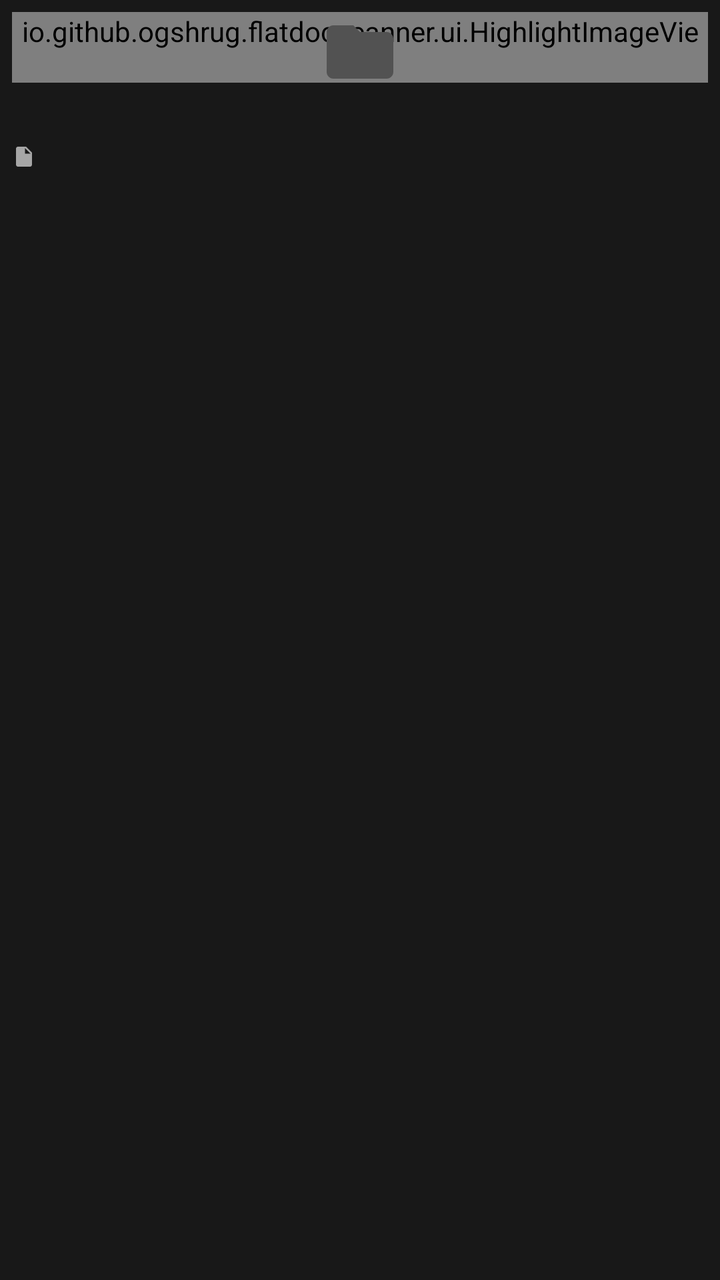
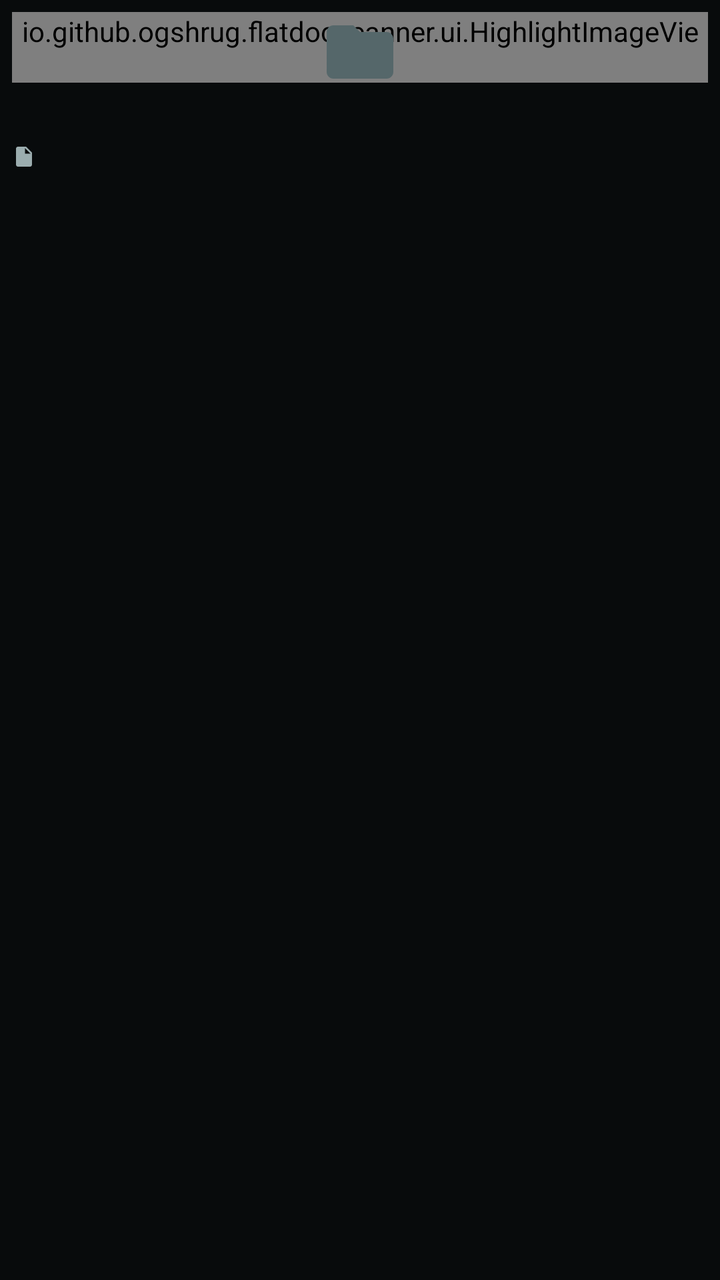

Two renders of the same Android screen: before a commit and after it. Below are the layout's source before the change and the commit's diff.
<!-- AndroidManifest.xml: application theme Theme.DocScanner -->
<!-- res/layout/item_folder.xml -->
<?xml version="1.0" encoding="utf-8"?>
<LinearLayout xmlns:android="http://schemas.android.com/apk/res/android"
    xmlns:app="http://schemas.android.com/apk/res-auto"
    android:layout_width="match_parent"
    android:layout_height="wrap_content"
    android:background="?attr/selectableItemBackground"
    android:orientation="vertical"
    android:padding="6dp">

    <FrameLayout
        android:layout_width="match_parent"
        android:layout_height="wrap_content">

        <io.github.ogshrug.flatdocscanner.ui.HighlightImageView
            android:id="@+id/cover"
            android:layout_width="match_parent"
            android:layout_height="wrap_content"
            android:background="@drawable/bg_new_folder"
            android:importantForAccessibility="no"
            android:scaleType="centerCrop" />

        <ImageView
            android:id="@+id/emptyIcon"
            android:layout_width="40dp"
            android:layout_height="40dp"
            android:layout_gravity="center"
            android:importantForAccessibility="no"
            android:src="@drawable/ic_folder"
            app:tint="@color/text_muted" />

        <ImageView
            android:id="@+id/check"
            android:layout_width="26dp"
            android:layout_height="26dp"
            android:layout_gravity="bottom|end"
            android:layout_margin="6dp"
            android:importantForAccessibility="no"
            android:visibility="gone" />
    </FrameLayout>

    <TextView
        android:id="@+id/title"
        android:layout_width="match_parent"
        android:layout_height="wrap_content"
        android:layout_marginTop="6dp"
        android:ellipsize="end"
        android:maxLines="1"
        android:textAppearance="?attr/textAppearanceLabelLarge" />

    <TextView
        android:id="@+id/count"
        android:layout_width="match_parent"
        android:layout_height="wrap_content"
        android:drawablePadding="4dp"
        android:gravity="center_vertical"
        android:textAppearance="?attr/textAppearanceLabelSmall"
        android:textColor="?attr/colorOnSurfaceVariant"
        app:drawableStartCompat="@drawable/ic_page_small" />
</LinearLayout>
<!-- resources referenced by this layout -->
<resources>
  <color name="text_muted">#FF525252</color>
  <!-- drawable bg_new_folder (drawable) -->
  <?xml version="1.0" encoding="utf-8"?>
  <shape xmlns:android="http://schemas.android.com/apk/res/android"
      android:shape="rectangle">
      <solid android:color="@color/surface_high" />
      <stroke android:width="1dp" android:color="@color/outline" android:dashWidth="6dp" android:dashGap="4dp" />
      <corners android:radius="12dp" />
  </shape>
  <style name="Theme.DocScanner" parent="Theme.Material3.Dark.NoActionBar">
          <item name="colorPrimary">@color/accent</item>
          <item name="colorOnPrimary">@color/on_accent</item>
          <item name="colorPrimaryContainer">@color/accent_container</item>
          <item name="colorOnPrimaryContainer">@color/on_accent_container</item>
          <item name="colorSecondary">@color/accent</item>
          <item name="colorOnSecondary">@color/on_accent</item>
          <item name="colorSecondaryContainer">@color/accent_container</item>
          <item name="colorOnSecondaryContainer">@color/on_accent_container</item>
          <item name="colorTertiary">@color/accent</item>
          <item name="colorOnTertiary">@color/on_accent</item>
          <item name="colorError">@color/error</item>
          <item name="colorOnError">@color/on_error</item>
  
          <item name="android:colorBackground">@color/background</item>
          <item name="colorOnBackground">@color/text_primary</item>
          <item name="colorSurface">@color/background</item>
          <item name="colorOnSurface">@color/text_primary</item>
          <item name="colorOnSurfaceVariant">@color/text_secondary</item>
          <item name="colorSurfaceContainerLowest">@color/surface_lowest</item>
          <item name="colorSurfaceContainerLow">@color/surface_low</item>
          <item name="colorSurfaceContainer">@color/surface</item>
          <item name="colorSurfaceContainerHigh">@color/surface_high</item>
          <item name="colorSurfaceContainerHighest">@color/surface_highest</item>
          <item name="colorOutline">@color/outline</item>
          <item name="colorOutlineVariant">@color/divider</item>
  
          <item name="android:windowBackground">@color/background</item>
          <item name="android:windowLightStatusBar">false</item>
  
          
          <item name="floatingActionButtonStyle">@style/Widget.DocScanner.Fab</item>
          <item name="extendedFloatingActionButtonStyle">@style/Widget.DocScanner.ExtendedFab</item>
      </style>
  <color name="surface_high">#FF232323</color>
  <color name="outline">#FF3A3A3A</color>
  <color name="accent">#FFCEFF3E</color>
  <color name="on_accent">#FF181818</color>
  <color name="accent_container">#FF2C3511</color>
  <color name="on_accent_container">#FFCEFF3E</color>
  <color name="error">#FFFF6B5E</color>
  <color name="on_error">#FF181818</color>
  <color name="background">#FF181818</color>
  <color name="text_primary">#FFFFFFFF</color>
  <color name="text_secondary">#FFA6A6A6</color>
  <color name="surface_lowest">#FF121212</color>
  <color name="surface_low">#FF1C1C1C</color>
  <color name="surface">#FF1F1F1F</color>
  <color name="surface_highest">#FF2A2A2A</color>
  <color name="divider">#FF232323</color>
  <style name="Widget.DocScanner.Fab" parent="Widget.Material3.FloatingActionButton.Primary">
          <item name="backgroundTint">@color/accent</item>
          <item name="tint">@color/on_accent</item>
      </style>
  <style name="Widget.DocScanner.ExtendedFab" parent="Widget.Material3.ExtendedFloatingActionButton.Icon.Primary">
          <item name="backgroundTint">@color/accent</item>
          <item name="android:textColor">@color/on_accent</item>
          <item name="iconTint">@color/on_accent</item>
      </style>
  <!-- unchanged entries left out for length: 2 -->
</resources>

<!-- the commit's change to res/layout/item_folder.xml (unified diff, before → after) -->
@@ -3,7 +3,7 @@
     xmlns:app="http://schemas.android.com/apk/res-auto"
     android:layout_width="match_parent"
     android:layout_height="wrap_content"
-    android:background="?attr/selectableItemBackground"
+    android:background="?attr/selectableItemBackgroundBorderless"
     android:orientation="vertical"
     android:padding="6dp">
 
@@ -15,7 +15,7 @@
             android:id="@+id/cover"
             android:layout_width="match_parent"
             android:layout_height="wrap_content"
-            android:background="@drawable/bg_new_folder"
+            android:background="@drawable/bg_cover"
             android:importantForAccessibility="no"
             android:scaleType="centerCrop" />
 
<!-- resource entries referenced after the edit -->
@@ -1,12 +1,11 @@
 <!-- resources referenced by this layout -->
 <resources>
-  <color name="text_muted">#FF525252</color>
-  <!-- drawable bg_new_folder (drawable) -->
+  <color name="text_muted">#FF55676A</color>
+  <!-- drawable bg_cover (drawable) -->
   <?xml version="1.0" encoding="utf-8"?>
   <shape xmlns:android="http://schemas.android.com/apk/res/android"
       android:shape="rectangle">
       <solid android:color="@color/surface_high" />
-      <stroke android:width="1dp" android:color="@color/outline" android:dashWidth="6dp" android:dashGap="4dp" />
       <corners android:radius="12dp" />
   </shape>
   <style name="Theme.DocScanner" parent="Theme.Material3.Dark.NoActionBar">
@@ -18,7 +17,7 @@
           <item name="colorOnSecondary">@color/on_accent</item>
           <item name="colorSecondaryContainer">@color/accent_container</item>
           <item name="colorOnSecondaryContainer">@color/on_accent_container</item>
-          <item name="colorTertiary">@color/accent</item>
+          <item name="colorTertiary">@color/accent_bright</item>
           <item name="colorOnTertiary">@color/on_accent</item>
           <item name="colorError">@color/error</item>
           <item name="colorOnError">@color/on_error</item>
@@ -27,46 +26,80 @@
           <item name="colorOnBackground">@color/text_primary</item>
           <item name="colorSurface">@color/background</item>
           <item name="colorOnSurface">@color/text_primary</item>
+          <item name="colorSurfaceVariant">@color/surface_highest</item>
           <item name="colorOnSurfaceVariant">@color/text_secondary</item>
           <item name="colorSurfaceContainerLowest">@color/surface_lowest</item>
           <item name="colorSurfaceContainerLow">@color/surface_low</item>
           <item name="colorSurfaceContainer">@color/surface</item>
           <item name="colorSurfaceContainerHigh">@color/surface_high</item>
           <item name="colorSurfaceContainerHighest">@color/surface_highest</item>
+          <item name="colorSurfaceInverse">@color/text_primary</item>
+          <item name="colorOnSurfaceInverse">@color/background</item>
+          <item name="colorPrimaryInverse">@color/accent_container</item>
           <item name="colorOutline">@color/outline</item>
           <item name="colorOutlineVariant">@color/divider</item>
   
           <item name="android:windowBackground">@color/background</item>
           <item name="android:windowLightStatusBar">false</item>
+          <item name="android:textColorHighlight">@color/accent_container</item>
   
           
           <item name="floatingActionButtonStyle">@style/Widget.DocScanner.Fab</item>
           <item name="extendedFloatingActionButtonStyle">@style/Widget.DocScanner.ExtendedFab</item>
+          <item name="toolbarStyle">@style/Widget.DocScanner.Toolbar</item>
+          <item name="snackbarStyle">@style/Widget.DocScanner.Snackbar</item>
+          <item name="snackbarButtonStyle">@style/Widget.DocScanner.SnackbarButton</item>
+          <item name="snackbarTextViewStyle">@style/Widget.DocScanner.SnackbarText</item>
       </style>
-  <color name="surface_high">#FF232323</color>
-  <color name="outline">#FF3A3A3A</color>
-  <color name="accent">#FFCEFF3E</color>
-  <color name="on_accent">#FF181818</color>
-  <color name="accent_container">#FF2C3511</color>
-  <color name="on_accent_container">#FFCEFF3E</color>
-  <color name="error">#FFFF6B5E</color>
-  <color name="on_error">#FF181818</color>
-  <color name="background">#FF181818</color>
-  <color name="text_primary">#FFFFFFFF</color>
-  <color name="text_secondary">#FFA6A6A6</color>
-  <color name="surface_lowest">#FF121212</color>
-  <color name="surface_low">#FF1C1C1C</color>
-  <color name="surface">#FF1F1F1F</color>
-  <color name="surface_highest">#FF2A2A2A</color>
-  <color name="divider">#FF232323</color>
+  <color name="surface_high">#FF182122</color>
+  <color name="outline">#FF33474A</color>
+  <color name="accent">#FF2DD4BF</color>
+  <color name="on_accent">#FF00201C</color>
+  <color name="accent_container">#FF0C3A35</color>
+  <color name="on_accent_container">#FF8FF3E4</color>
+  <color name="accent_bright">#FF5EEAD4</color>
+  <color name="error">#FFFF7A70</color>
+  <color name="on_error">#FF2B0705</color>
+  <color name="background">#FF080B0C</color>
+  <color name="text_primary">#FFF2F7F7</color>
+  <color name="text_secondary">#FF9BADAF</color>
+  <color name="surface_lowest">#FF040606</color>
+  <color name="surface_low">#FF0E1314</color>
+  <color name="surface">#FF12191A</color>
+  <color name="surface_highest">#FF202B2C</color>
+  <color name="divider">#FF1A2425</color>
   <style name="Widget.DocScanner.Fab" parent="Widget.Material3.FloatingActionButton.Primary">
           <item name="backgroundTint">@color/accent</item>
           <item name="tint">@color/on_accent</item>
+          <item name="rippleColor">@color/accent_bright</item>
       </style>
   <style name="Widget.DocScanner.ExtendedFab" parent="Widget.Material3.ExtendedFloatingActionButton.Icon.Primary">
           <item name="backgroundTint">@color/accent</item>
           <item name="android:textColor">@color/on_accent</item>
           <item name="iconTint">@color/on_accent</item>
+          <item name="rippleColor">@color/accent_bright</item>
+          <item name="shapeAppearanceOverlay">@style/ShapeAppearance.DocScanner.Circle</item>
+      </style>
+  <style name="Widget.DocScanner.Toolbar" parent="Widget.Material3.Toolbar">
+          <item name="titleTextAppearance">@style/TextAppearance.DocScanner.ToolbarTitle</item>
+      </style>
+  <style name="Widget.DocScanner.Snackbar" parent="Widget.Material3.Snackbar">
+          <item name="backgroundTint">@color/surface_highest</item>
+          <item name="actionTextColorAlpha">1</item>
+      </style>
+  <style name="Widget.DocScanner.SnackbarButton" parent="Widget.Material3.Button.TextButton.Snackbar">
+          <item name="android:textColor">@color/accent</item>
+      </style>
+  <style name="Widget.DocScanner.SnackbarText" parent="Widget.Material3.Snackbar.TextView">
+          <item name="android:textColor">@color/text_primary</item>
+      </style>
+  <style name="ShapeAppearance.DocScanner.Circle" parent="">
+          <item name="cornerFamily">rounded</item>
+          <item name="cornerSize">50%</item>
+      </style>
+  <style name="TextAppearance.DocScanner.ToolbarTitle" parent="TextAppearance.Material3.TitleLarge">
+          <item name="android:textStyle">bold</item>
+          <item name="android:letterSpacing">-0.01</item>
       </style>
   <!-- unchanged entries left out for length: 2 -->
 </resources>
